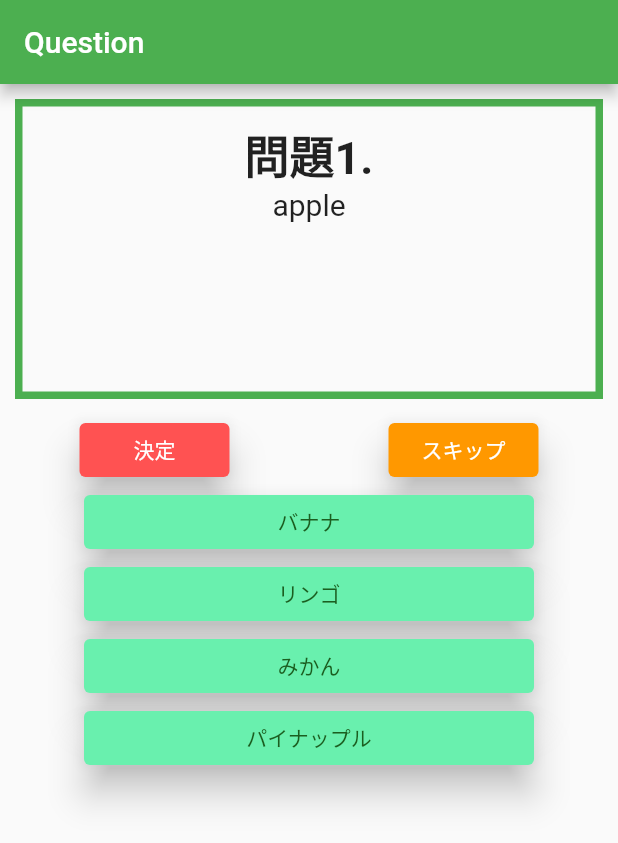
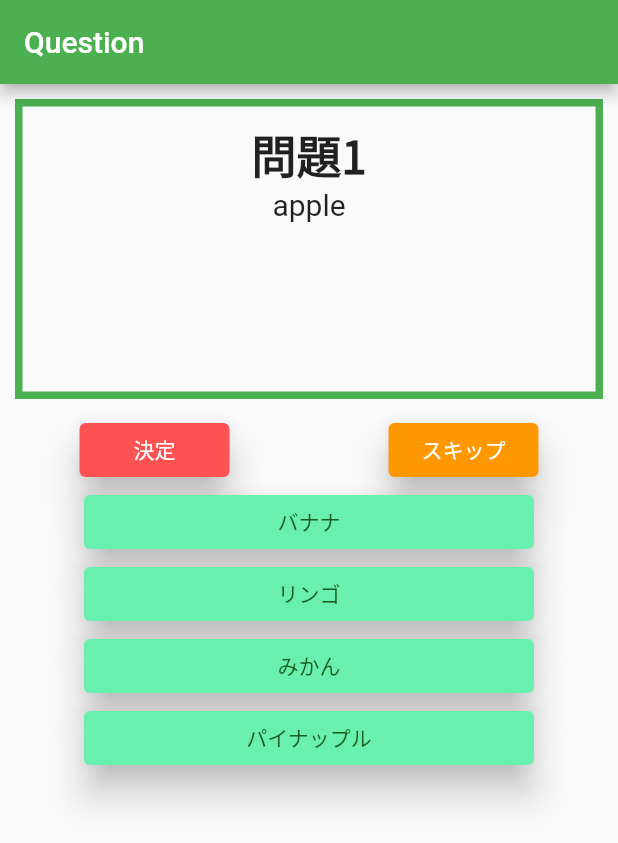
Before and after one commit to tomoohba/benesse, a Flutter app: the screen it shows after launch, after a tap on "英語", on a phone screen of 412 x 824 dp. Shown: the top 843 px of the screen. Run offline on Flutter 3.47's test engine with Material 2 defaults, Android fonts, the light colour scheme and no system bars; missing offline and left inert: dart:ffi.

Commit message:
フォントの変更

```diff
--- a/lib/home.dart
+++ b/lib/home.dart
@@ -65,6 +65,7 @@ class _HomePageState extends State<HomePage> {
                     child: Text(
                       '英語',
                       style: TextStyle(
+                        fontFamily: 'Noto Sans JP',
                           color: Colors.white,
                           // fontWeight: FontWeight.bold,
                           fontSize: 22),
@@ -82,7 +83,9 @@ class _HomePageState extends State<HomePage> {
                     },
                     child: Text(
                       '数学',
-                      style: TextStyle(color: Colors.white, fontSize: 22),
+                      style: TextStyle(
+                        fontFamily: 'Noto Sans JP',
+                        color: Colors.white, fontSize: 22),
                     ),
                     style: ElevatedButton.styleFrom(
                       fixedSize: Size(100, 70),
@@ -97,7 +100,9 @@ class _HomePageState extends State<HomePage> {
                     },
                     child: Text(
                       '国語',
-                      style: TextStyle(color: Colors.white, fontSize: 22),
+                      style: TextStyle(
+                        fontFamily: 'Noto Sans JP',
+                        color: Colors.white, fontSize: 22),
                     ),
                     style: ElevatedButton.styleFrom(
                       fixedSize: Size(100, 70),
@@ -121,7 +126,9 @@ class _HomePageState extends State<HomePage> {
                     },
                     child: Text(
                       '物理',
-                      style: TextStyle(color: Colors.white, fontSize: 22),
+                      style: TextStyle(
+                        fontFamily: 'Noto Sans JP',
+                        color: Colors.white, fontSize: 22),
                     ),
                     style: ElevatedButton.styleFrom(
                       fixedSize: Size(100, 70),
@@ -136,7 +143,9 @@ class _HomePageState extends State<HomePage> {
                     },
                     child: Text(
                       '化学',
-                      style: TextStyle(color: Colors.white, fontSize: 22),
+                      style: TextStyle(
+                        fontFamily: 'Noto Sans JP',
+                        color: Colors.white, fontSize: 22),
                     ),
                     style: ElevatedButton.styleFrom(
                       fixedSize: Size(100, 70),
@@ -151,7 +160,9 @@ class _HomePageState extends State<HomePage> {
                     },
                     child: Text(
                       '生物',
-                      style: TextStyle(color: Colors.white, fontSize: 22),
+                      style: TextStyle(
+                        fontFamily: 'Noto Sans JP',
+                        color: Colors.white, fontSize: 22),
                     ),
                     style: ElevatedButton.styleFrom(
                       fixedSize: Size(100, 70),
@@ -175,7 +186,9 @@ class _HomePageState extends State<HomePage> {
                     },
                     child: Text(
                       '地理',
-                      style: TextStyle(color: Colors.white, fontSize: 22),
+                      style: TextStyle(
+                        fontFamily: 'Noto Sans JP',
+                        color: Colors.white, fontSize: 22),
                     ),
                     style: ElevatedButton.styleFrom(
                       fixedSize: Size(100, 70),
@@ -190,7 +203,9 @@ class _HomePageState extends State<HomePage> {
                     },
                     child: Text(
                       '日本史',
-                      style: TextStyle(color: Colors.white, fontSize: 22),
+                      style: TextStyle(
+                        fontFamily: 'Noto Sans JP',
+                        color: Colors.white, fontSize: 22),
                     ),
                     style: ElevatedButton.styleFrom(
                       fixedSize: Size(100, 70),
@@ -205,7 +220,9 @@ class _HomePageState extends State<HomePage> {
                     },
                     child: Text(
                       '世界史',
-                      style: TextStyle(color: Colors.white, fontSize: 22),
+                      style: TextStyle(
+                        fontFamily: 'Noto Sans JP',
+                        color: Colors.white, fontSize: 22),
                     ),
                     style: ElevatedButton.styleFrom(
                       fixedSize: Size(100, 70),
@@ -230,7 +247,9 @@ class _HomePageState extends State<HomePage> {
                     },
                     child: Text(
                       '苦手',
-                      style: TextStyle(color: Colors.white, fontSize: 25),
+                      style: TextStyle(
+                        fontFamily: 'Noto Sans JP',
+                      color: Colors.white, fontSize: 25),
                     ),
                     style: ElevatedButton.styleFrom(
                       fixedSize: Size(200, 70),
--- a/lib/question.dart
+++ b/lib/question.dart
@@ -51,8 +51,10 @@ class _QuestionPageState extends State<QuestionPage> {
                 children: <Widget>[
                   Container(
                     alignment: Alignment.topCenter,
-                    child: Text('問題' + '$qnum' + ".",
-                      style: TextStyle(fontWeight: FontWeight.bold, fontSize: 30,),
+                    child: Text('問題' + '$qnum',
+                      style: TextStyle(
+                        fontFamily: 'Noto Sans JP',
+                        fontWeight: FontWeight.bold, fontSize: 30,),
                     ),
                   ),
                   Container(
@@ -76,7 +78,7 @@ class _QuestionPageState extends State<QuestionPage> {
                       onPrimary: Colors.red[900],
                       elevation: 10,
                     ),
-                    child: Text('決定', style: TextStyle(color: Colors.white)),
+                    child: Text('決定', style: TextStyle(fontFamily: 'Noto Sans JP',color: Colors.white)),
                   ),
                 ),
                 SizedBox(
@@ -88,7 +90,7 @@ class _QuestionPageState extends State<QuestionPage> {
                       onPrimary: Colors.orange[900],
                       elevation: 10,
                     ),
-                    child: Text('スキップ', style: TextStyle(color: Colors.white)),
+                    child: Text('スキップ', style: TextStyle(fontFamily: 'Noto Sans JP',color: Colors.white)),
                   ),
                 ),
               ],
--- a/lib/solved.dart
+++ b/lib/solved.dart
@@ -66,13 +66,13 @@ class _SolvedPageState extends State<SolvedPage> {
                   Container(
                     alignment: Alignment.topCenter,
                     child: Text('問題',
-                      style: TextStyle(fontWeight: FontWeight.bold, fontSize: 30),
+                      style: TextStyle(fontFamily: 'Noto Sans JP',fontWeight: FontWeight.bold, fontSize: 30),
                     ),
                   ),
                   Container(
                     alignment: Alignment.bottomCenter,
                     child:  Text(qtxt,
-                      style: TextStyle(fontWeight: FontWeight.normal,fontSize: 20),
+                      style: TextStyle(fontFamily: 'Noto Sans JP',fontWeight: FontWeight.normal,fontSize: 20),
                     ),
                   ),
                 ],
@@ -88,7 +88,7 @@ class _SolvedPageState extends State<SolvedPage> {
                     color: Colors.greenAccent,
                     width: 400,
                     child: Text('正答　　　　：' + ans,
-                      style: TextStyle(fontWeight: FontWeight.normal, fontSize: 20),
+                      style: TextStyle(fontFamily: 'Noto Sans JP',fontWeight: FontWeight.normal, fontSize: 20),
                     ),
                   ),
                   Container(
@@ -97,7 +97,7 @@ class _SolvedPageState extends State<SolvedPage> {
                     color: Colors.greenAccent,
                     width: 400,
                     child: Text('あなたの解答：' + selected,
-                      style: TextStyle(fontWeight: FontWeight.normal,fontSize: 20),
+                      style: TextStyle(fontFamily: 'Noto Sans JP',fontWeight: FontWeight.normal,fontSize: 20),
                     ),
                   ),
                 ],
@@ -116,13 +116,13 @@ class _SolvedPageState extends State<SolvedPage> {
                   Container(
                     alignment: Alignment.topCenter,
                     child:const Text('解説',
-                      style: TextStyle(fontWeight: FontWeight.bold, fontSize: 30),
+                      style: TextStyle(fontFamily: 'Noto Sans JP',fontWeight: FontWeight.bold, fontSize: 30),
                     ),
                   ),
                   Container(
                     alignment: Alignment.bottomCenter,
                     child: Text(description,
-                      style: TextStyle(fontWeight: FontWeight.normal,fontSize: 20),
+                      style: TextStyle(fontFamily: 'Noto Sans JP',fontWeight: FontWeight.normal,fontSize: 20),
                     ),
                   ),
                 ],
@@ -140,7 +140,7 @@ class _SolvedPageState extends State<SolvedPage> {
 
                       elevation: 10,
                     ),
-                    child: Text('次へ', style: TextStyle(color: Colors.white),
+                    child: Text('次へ', style: TextStyle(fontFamily: 'Noto Sans JP',color: Colors.white),
                     ),
                   ),
                 ),
```
